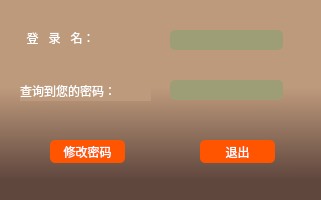
This is Deca/login/find_result.ui in summerfll/wms as Qt 5 draws it before an edit. The edited form follows.
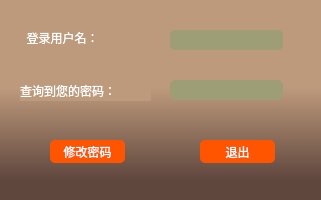
This is the edited form. Icons and pictures are not drawn.

```diff
--- a/Deca/login/find_result.ui
+++ b/Deca/login/find_result.ui
@@ -195,7 +195,7 @@
 background-color:rgb(190, 154, 124, 255);</string>
    </property>
    <property name="text">
-    <string>  登   录   名：</string>
+    <string>  登录用户名：</string>
    </property>
   </widget>
   <widget class="QLineEdit" name="lineEdit_2">
```
